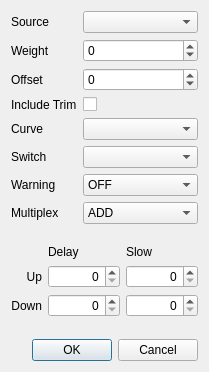
Before: the Qt Designer form src/mixerdialog.ui in roberto1903/companion9x, drawn with Qt 5.
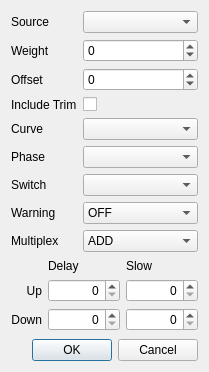
After: the same form once the commit is applied. Icons and pictures are not drawn.

Diff of the .ui file:
```diff
--- a/src/mixerdialog.ui
+++ b/src/mixerdialog.ui
@@ -118,14 +118,14 @@
        </property>
       </widget>
      </item>
-     <item row="5" column="0">
+     <item row="6" column="0">
       <widget class="QLabel" name="label_7">
        <property name="text">
         <string>Switch</string>
        </property>
       </widget>
      </item>
-     <item row="5" column="1">
+     <item row="6" column="1">
       <widget class="QComboBox" name="switchesCB">
        <property name="whatsThis">
         <string>Switch used by the mix.
@@ -133,14 +133,14 @@
        </property>
       </widget>
      </item>
-     <item row="6" column="0">
+     <item row="7" column="0">
       <widget class="QLabel" name="label_8">
        <property name="text">
         <string>Warning</string>
        </property>
       </widget>
      </item>
-     <item row="6" column="1">
+     <item row="7" column="1">
       <widget class="QComboBox" name="warningCB">
        <property name="whatsThis">
         <string>Mixer warning.
@@ -168,14 +168,14 @@
        </item>
       </widget>
      </item>
-     <item row="7" column="0">
+     <item row="8" column="0">
       <widget class="QLabel" name="label_9">
        <property name="text">
         <string>Multiplex</string>
        </property>
       </widget>
      </item>
-     <item row="7" column="1">
+     <item row="8" column="1">
       <widget class="QComboBox" name="mltpxCB">
        <property name="whatsThis">
         <string>Multiplexer
@@ -203,6 +203,21 @@
        </item>
       </widget>
      </item>
+     <item row="5" column="1">
+      <widget class="QComboBox" name="phasesCB">
+       <property name="whatsThis">
+        <string>Switch used by the mix.
+If blank then the mix is considered to be &quot;ON&quot; all the time.</string>
+       </property>
+      </widget>
+     </item>
+     <item row="5" column="0">
+      <widget class="QLabel" name="label_10">
+       <property name="text">
+        <string>Phase</string>
+       </property>
+      </widget>
+     </item>
     </layout>
    </item>
    <item row="1" column="0">
```
